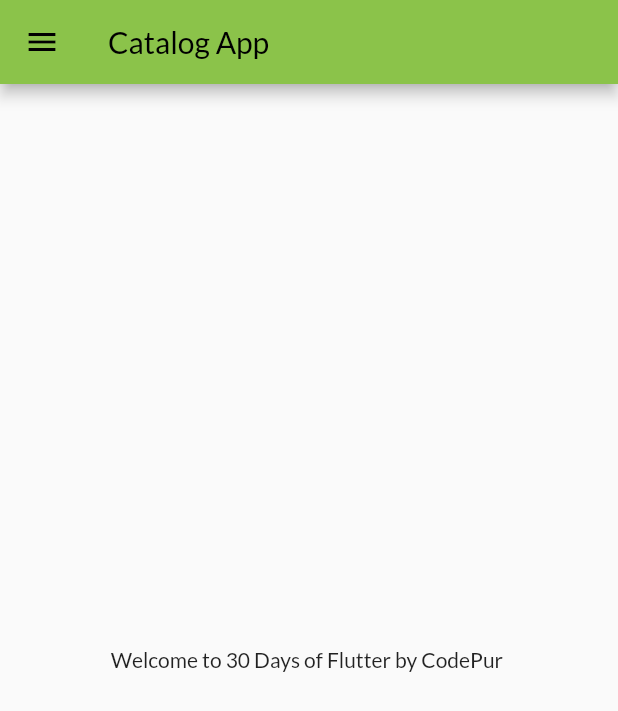
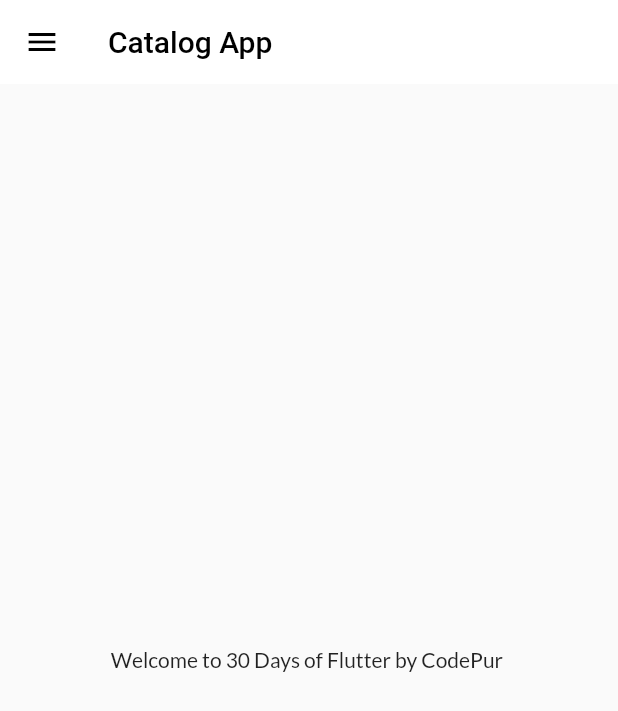
Before and after one commit to AyuOrniThrONE/30Days_of_Flutter, a Flutter app: the screen it shows after launch, on a phone screen of 412 x 824 dp. Shown: the top 711 px of the screen. Run offline on Flutter 3.47's test engine with Material 2 defaults, Android fonts, the phone set to English and light mode, and no system bars; our stand-ins replace google_fonts; missing offline and left inert: dart:html.

Commit message:
themes extracted

```diff
--- a/lib/main.dart
+++ b/lib/main.dart
@@ -2,6 +2,7 @@ import 'package:flutter/material.dart';
 import 'package:flutter_catalog/pages/home_Page.dart';
 import 'package:flutter_catalog/pages/loginPAge.dart';
 import 'package:flutter_catalog/utils/routes.dart';
+import 'package:flutter_catalog/widgets/themes.dart';
 import 'package:google_fonts/google_fonts.dart';
 
 void main() {
@@ -16,14 +17,9 @@ class MyApp extends StatelessWidget {
     return MaterialApp(
       debugShowCheckedModeBanner: false,
       themeMode: ThemeMode.light,
-      theme: ThemeData(
-        primarySwatch: Colors.lightGreen,
-        fontFamily: GoogleFonts.lato().fontFamily,
-      ),
-      darkTheme: ThemeData(
-        brightness: Brightness.dark,
-      ),
       initialRoute: MyRoutes.HomeRoute,
+      theme: myTheme.lightTheme(context),
+      darkTheme: myTheme.DarkTheme(context),
       routes: {
         "/": (context) => loginPage(),
         MyRoutes.HomeRoute: (context) => HomePage(),
--- a/lib/pages/home_Page.dart
+++ b/lib/pages/home_Page.dart
@@ -11,7 +11,13 @@ class HomePage extends StatelessWidget {
     String name = "CodePur";
     return Scaffold(
       appBar: AppBar(
-        title: Text("Catalog App"),
+        backgroundColor: Colors.white,
+        elevation: 0.0,
+        iconTheme: IconThemeData(color: Colors.black),
+        title: Text(
+          "Catalog App",
+          style: TextStyle(color: Colors.black),
+        ),
       ),
       body: Center(
         child: Container(
--- /dev/null
+++ b/lib/widgets/themes.dart
@@ -0,0 +1,19 @@
+import 'package:flutter/material.dart';
+
+import 'package:flutter/material.dart';
+import 'package:google_fonts/google_fonts.dart';
+
+class myTheme {
+  static ThemeData lightTheme(BuildContext context) => ThemeData(
+      primarySwatch: Colors.lightGreen,
+      fontFamily: GoogleFonts.lato().fontFamily,
+      appBarTheme: AppBarTheme(
+        color: Colors.white,
+        elevation: 0.0,
+        iconTheme: IconThemeData(color: Colors.black),
+        textTheme: Theme.of(context).textTheme,
+      ));
+  static ThemeData DarkTheme(BuildContext context) => ThemeData(
+        brightness: Brightness.dark,
+      );
+}
```
